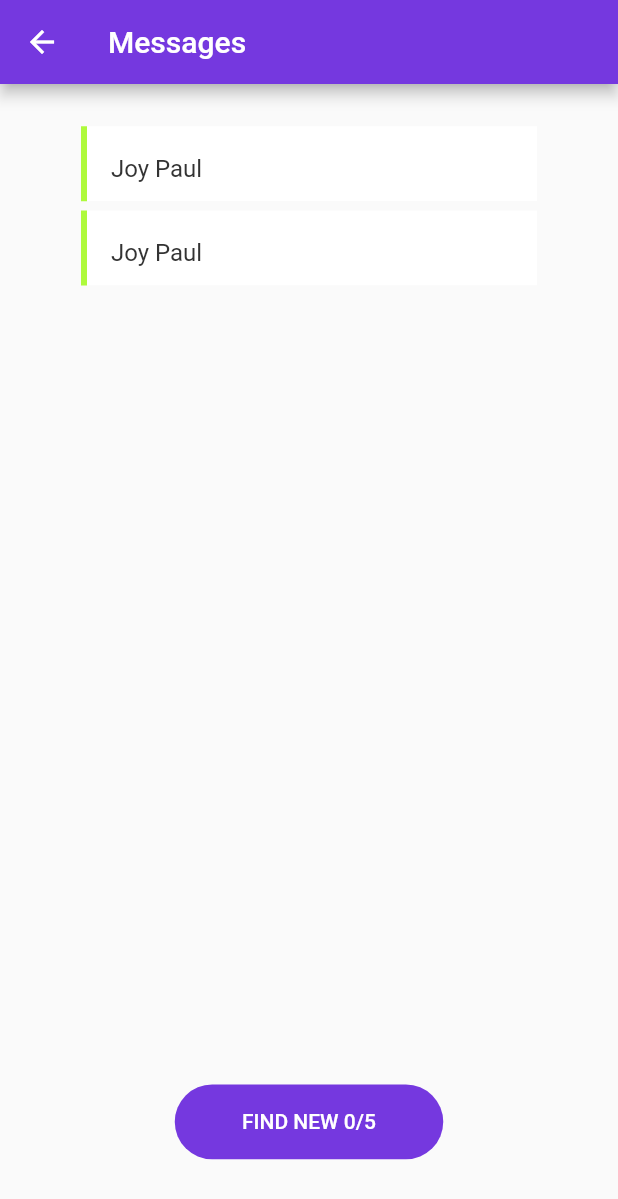
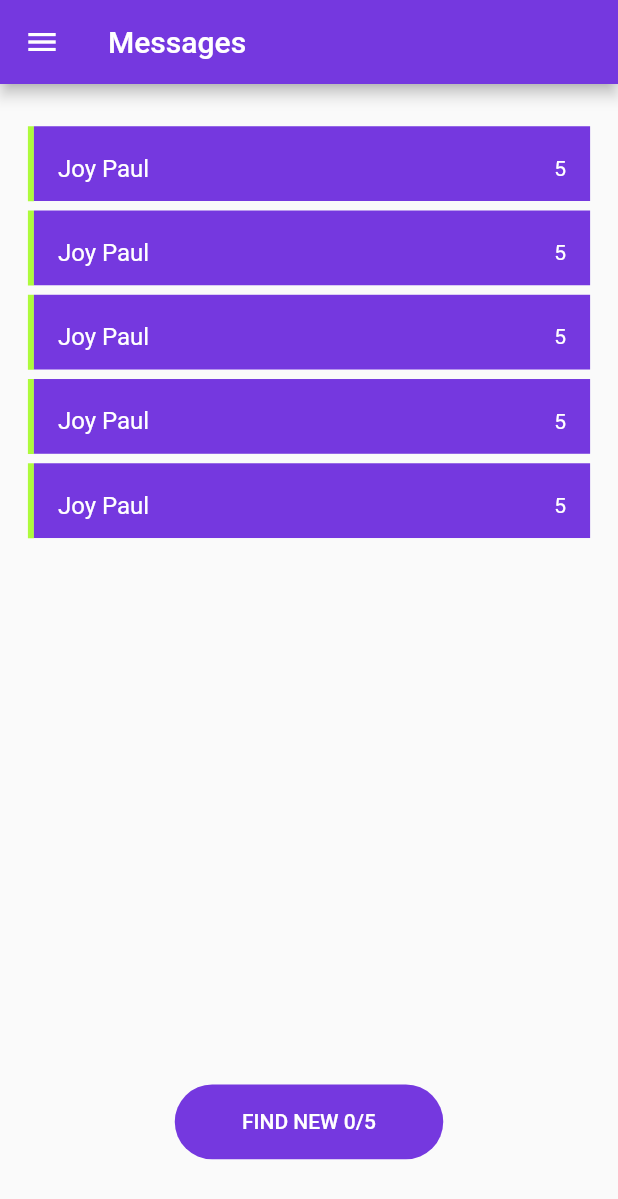
Before and after one commit to cosmicRover/yime, a Flutter app: the Messages screen opened directly, on a phone screen of 412 x 824 dp. Shown: the top 1199 px of the screen. Run offline on Flutter 3.47's test engine with Material 2 defaults, Android fonts, the phone set to English and light mode, and no system bars; our stand-ins replace shared_preferences; missing offline and left inert: badge, flutter_sms, pimp_my_button; accounts and stored records are empty; statements that could not run were skipped.

```diff
--- a/lib/src/screens/messages.dart
+++ b/lib/src/screens/messages.dart
@@ -1,7 +1,9 @@
 import 'package:flutter/material.dart';
 import '../colors/allcolors.dart';
+import 'drawer.dart';
 
 AppColors c = AppColors();
+DrawersElements drawers = DrawersElements();
 
 class Messages extends StatefulWidget {
   @override
@@ -18,21 +20,25 @@ Widget messageList(bool online, var userName, bool hasUnreadMessage) {
             height: 50.0,
             width: 4.0,
           ),
-          Container(
-              color: c.purple,
-              width: 300.0,
-              height: 49.83,
-              child: ListTile(
-                title: Text(
-                  "$userName",
-                  style: TextStyle(color: c.maxWhite),
-                ),
-                onTap: () {},
-                trailing: Text(
-                  "5",
-                  style: TextStyle(color: c.maxWhite),
-                ),
-              ))
+          //FractionallySized box detects the height and weight of the view
+          FractionallySizedBox(
+            widthFactor: 0.9,
+            child: Container(
+                color: c.purple,
+                //width: 331.0,
+                height: 49.83,
+                child: ListTile(
+                  title: Text(
+                    "$userName",
+                    style: TextStyle(color: c.maxWhite),
+                  ),
+                  onTap: () {},
+                  trailing: Text(
+                    "5",
+                    style: TextStyle(color: c.maxWhite),
+                  ),
+                )),
+          )
         ],
       );
     } else {
@@ -43,18 +49,21 @@ Widget messageList(bool online, var userName, bool hasUnreadMessage) {
             height: 50.0,
             width: 4.0,
           ),
-          Container(
-              color: c.maxWhite,
-              width: 300.0,
-              height: 49.83,
-              child: ListTile(
-                title: Text(
-                  "$userName",
-                  style: TextStyle(color: c.lightBlack),
-                ),
-                onTap: () {},
-                //trailing: Text("5", style: TextStyle(color: Colors.white),),
-              ))
+          FractionallySizedBox(
+            widthFactor: 0.9,
+            child: Container(
+                color: c.maxWhite,
+                width: 300.0,
+                height: 49.83,
+                child: ListTile(
+                  title: Text(
+                    "$userName",
+                    style: TextStyle(color: c.lightBlack),
+                  ),
+                  onTap: () {},
+                  //trailing: Text("5", style: TextStyle(color: Colors.white),),
+                )),
+          )
         ],
       );
     }
@@ -68,21 +77,24 @@ Widget messageList(bool online, var userName, bool hasUnreadMessage) {
             height: 50.0,
             width: 4.0,
           ),
-          Container(
-              color: c.purple,
-              width: 300.0,
-              height: 49.83,
-              child: ListTile(
-                title: Text(
-                  "$userName",
-                  style: TextStyle(color: c.maxWhite),
-                ),
-                onTap: () {},
-                trailing: Text(
-                  "5",
-                  style: TextStyle(color: c.maxWhite),
-                ),
-              ))
+          FractionallySizedBox(
+            widthFactor: 0.9,
+            child: Container(
+                color: c.purple,
+                width: 300.0,
+                height: 49.83,
+                child: ListTile(
+                  title: Text(
+                    "$userName",
+                    style: TextStyle(color: c.maxWhite),
+                  ),
+                  onTap: () {},
+                  trailing: Text(
+                    "5",
+                    style: TextStyle(color: c.maxWhite),
+                  ),
+                )),
+          )
         ],
       );
     } else {
@@ -93,18 +105,21 @@ Widget messageList(bool online, var userName, bool hasUnreadMessage) {
             height: 50.0,
             width: 4.0,
           ),
-          Container(
-              color: c.maxWhite,
-              width: 300.0,
-              height: 49.83,
-              child: ListTile(
-                title: Text(
-                  "$userName",
-                  style: TextStyle(color: c.lightBlack),
-                ),
-                onTap: () {},
-                //trailing: Text("5", style: TextStyle(color: Colors.white),),
-              ))
+          FractionallySizedBox(
+            widthFactor: 0.9,
+            child: Container(
+                color: c.maxWhite,
+                width: 300.0,
+                height: 49.83,
+                child: ListTile(
+                  title: Text(
+                    "$userName",
+                    style: TextStyle(color: c.lightBlack),
+                  ),
+                  onTap: () {},
+                  //trailing: Text("5", style: TextStyle(color: Colors.white),),
+                )),
+          )
         ],
       );
     }
@@ -122,16 +137,17 @@ class _MessagesState extends State<Messages> {
             title: Text("Messages",),
             backgroundColor: c.purple,
           ),
+          drawer: drawers.buildDrawers(context),
           body: Padding(
             padding: const EdgeInsets.only(top: 22.0),
             //if snapshot is empty say you didn't talk to anyone
             child: ListView.builder(
-                itemCount: 2,
+                itemCount: 5,
                 itemBuilder: (context, index) {
                   return Padding(
                     padding: const EdgeInsets.only(top: 6.17),
                     child: Column(
-                      children: <Widget>[messageList(true, "Joy Paul", false)],
+                      children: <Widget>[messageList(true, "Joy Paul", true)],
                     ),
                   );
                 }),
--- a/lib/src/screens/register.dart
+++ b/lib/src/screens/register.dart
@@ -22,7 +22,7 @@ class _RegisterState extends State<Register> {
               Padding(
                 padding: const EdgeInsets.only(top: 46.0),
                 child: Text(
-                  "Yime",
+                  "YIME",
                   style: TextStyle(fontSize: 57.0),
                   textAlign: TextAlign.center,
                 ),
@@ -30,7 +30,7 @@ class _RegisterState extends State<Register> {
               Text(
                 "make new friends",
                 textAlign: TextAlign.center,
-                style: TextStyle(fontSize: 12.0),
+                style: TextStyle(fontSize: 12.0, color: c.darkerGrey),
               ),
               Padding(
                 padding: const EdgeInsets.only(top: 41.0, bottom: 41.0),
@@ -39,7 +39,7 @@ class _RegisterState extends State<Register> {
                   textAlign: TextAlign.center,
                   style: TextStyle(
                       fontSize: 22.0,
-                      color: Color.fromRGBO(125, 125, 125, 100.0)),
+                      color: c.darkerGrey2),
                 ),
               ),
               Padding(
```
Also changed, not shown: lib/src/screens/chatscreen.dart (+27 -7 lines), lib/src/screens/drawer.dart (added, +98 -0 lines), lib/src/screens/login.dart (+10 -6 lines).
